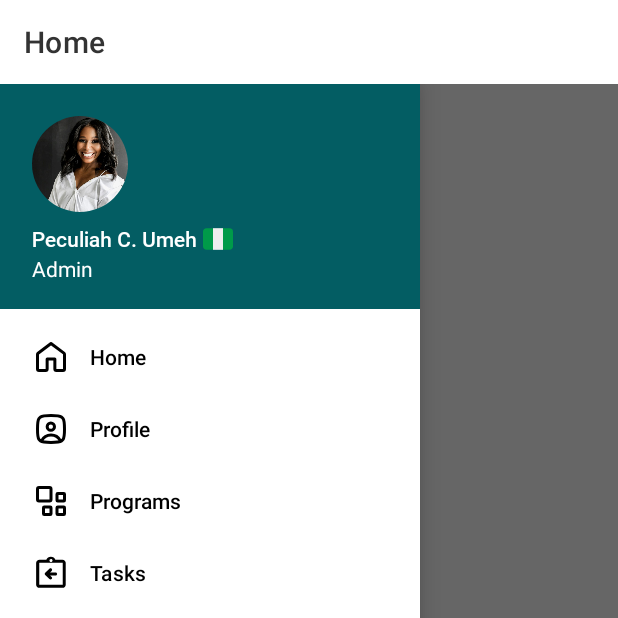
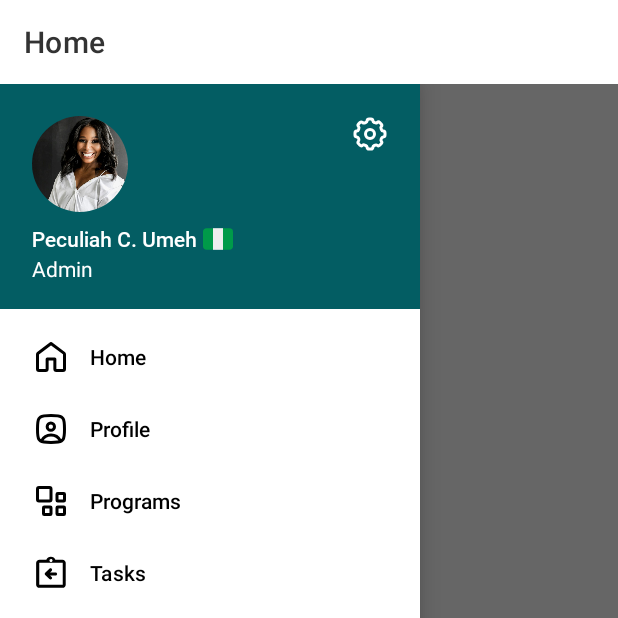
Before and after one commit to marawanxmamdouh/alc-MMSystem-admin, an Android app: the screen it shows after launch (MainActivity), with the side drawer open, on a phone screen of 412 x 824 dp, the top half of it. Run offline under Robolectric (Android 15) with nearby library versions, the phone set to English and light mode, and no system bars; our stand-ins replace data binding, navigation-ui.

Commit message:
Added Settings icon to drawer_header.xml

```diff
--- a/app/src/main/res/layout/drawer_header.xml
+++ b/app/src/main/res/layout/drawer_header.xml
@@ -1,24 +1,23 @@
 <?xml version="1.0" encoding="utf-8"?>
-<androidx.constraintlayout.widget.ConstraintLayout
-    xmlns:android="http://schemas.android.com/apk/res/android"
+<androidx.constraintlayout.widget.ConstraintLayout xmlns:android="http://schemas.android.com/apk/res/android"
     xmlns:app="http://schemas.android.com/apk/res-auto"
+    android:id="@+id/drawer_header"
     android:layout_width="match_parent"
     android:layout_height="150dp"
-    android:id="@+id/drawer_header"
-    android:fitsSystemWindows="true"
-    android:background="@color/pry2">
+    android:background="@color/pry2"
+    android:fitsSystemWindows="true">
 
     <com.google.android.material.imageview.ShapeableImageView
         android:id="@+id/image_profile"
         android:layout_width="64dp"
         android:layout_height="0dp"
+        android:layout_margin="21dp"
         android:scaleType="centerCrop"
-        android:src="@drawable/image"
         app:layout_constraintDimensionRatio="1:1"
         app:layout_constraintStart_toStartOf="parent"
         app:layout_constraintTop_toTopOf="parent"
-        android:layout_margin="21dp"
-        app:shapeAppearanceOverlay="@style/CircleImage" />
+        app:shapeAppearanceOverlay="@style/CircleImage"
+        app:srcCompat="@drawable/image" />
 
     <TextView
         android:id="@+id/text_name"
@@ -26,10 +25,10 @@
         android:layout_width="wrap_content"
         android:layout_height="wrap_content"
         android:layout_marginTop="8dp"
-        android:drawableEnd="@drawable/flag_nigeria"
         android:drawablePadding="4dp"
         android:text="Peculiah C. Umeh"
         android:textColor="@color/white"
+        app:drawableEndCompat="@drawable/flag_nigeria"
         app:layout_constraintStart_toStartOf="@+id/image_profile"
         app:layout_constraintTop_toBottomOf="@id/image_profile" />
 
@@ -42,4 +41,14 @@
         app:layout_constraintStart_toStartOf="@+id/image_profile"
         app:layout_constraintTop_toBottomOf="@id/text_name" />
 
+    <ImageView
+        android:id="@+id/ic_settings"
+        android:layout_width="wrap_content"
+        android:layout_height="wrap_content"
+        android:layout_marginEnd="21dp"
+        app:layout_constraintEnd_toEndOf="parent"
+        app:layout_constraintTop_toTopOf="@id/image_profile"
+        app:srcCompat="@drawable/ic_settings"
+        app:tint="@color/white" />
+
 </androidx.constraintlayout.widget.ConstraintLayout>
```
